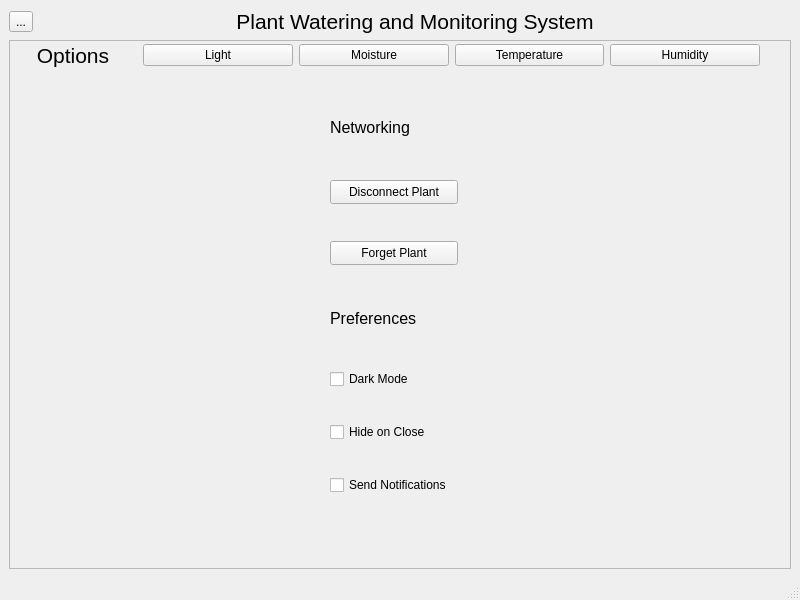
Before: the Qt Designer form PlantWateringAndMonitoringSystem/mainwindow.ui in AmethystBird/Plant-Watering-And-Monitering-Client, drawn with Qt 5.
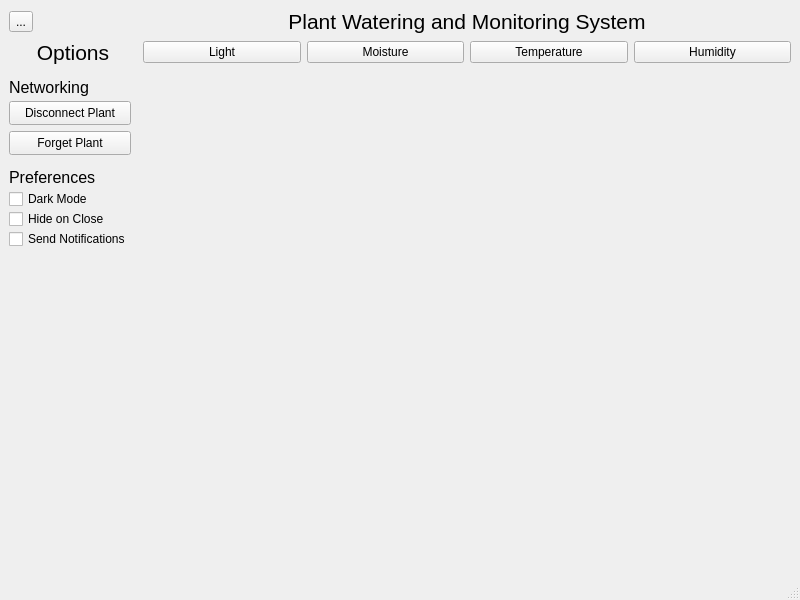
After: the same form once the commit is applied.

Patch:
```diff
--- a/PlantWateringAndMonitoringSystem/mainwindow.ui
+++ b/PlantWateringAndMonitoringSystem/mainwindow.ui
@@ -15,6 +15,55 @@
   </property>
   <widget class="QWidget" name="centralwidget">
    <layout class="QGridLayout" name="gridLayout">
+    <item row="3" column="0">
+     <widget class="QLabel" name="optionsLabel">
+      <property name="sizePolicy">
+       <sizepolicy hsizetype="Expanding" vsizetype="Fixed">
+        <horstretch>0</horstretch>
+        <verstretch>0</verstretch>
+       </sizepolicy>
+      </property>
+      <property name="maximumSize">
+       <size>
+        <width>128</width>
+        <height>32</height>
+       </size>
+      </property>
+      <property name="font">
+       <font>
+        <pointsize>16</pointsize>
+       </font>
+      </property>
+      <property name="text">
+       <string>Options</string>
+      </property>
+      <property name="alignment">
+       <set>Qt::AlignCenter</set>
+      </property>
+      <property name="margin">
+       <number>0</number>
+      </property>
+     </widget>
+    </item>
+    <item row="5" column="1" colspan="4">
+     <layout class="QVBoxLayout" name="verticalLayout">
+      <property name="spacing">
+       <number>6</number>
+      </property>
+      <property name="leftMargin">
+       <number>0</number>
+      </property>
+      <property name="topMargin">
+       <number>0</number>
+      </property>
+      <property name="rightMargin">
+       <number>0</number>
+      </property>
+      <property name="bottomMargin">
+       <number>0</number>
+      </property>
+     </layout>
+    </item>
     <item row="1" column="0">
      <widget class="QToolButton" name="optionsButton">
       <property name="text">
@@ -22,8 +71,40 @@
       </property>
      </widget>
     </item>
-    <item row="1" column="1">
+    <item row="3" column="3">
+     <widget class="QPushButton" name="temperatureButton">
+      <property name="sizePolicy">
+       <sizepolicy hsizetype="MinimumExpanding" vsizetype="Fixed">
+        <horstretch>0</horstretch>
+        <verstretch>0</verstretch>
+       </sizepolicy>
+      </property>
+      <property name="text">
+       <string>Temperature</string>
+      </property>
+     </widget>
+    </item>
+    <item row="3" column="1">
+     <widget class="QPushButton" name="lightButton">
+      <property name="sizePolicy">
+       <sizepolicy hsizetype="MinimumExpanding" vsizetype="Fixed">
+        <horstretch>0</horstretch>
+        <verstretch>0</verstretch>
+       </sizepolicy>
+      </property>
+      <property name="text">
+       <string>Light</string>
+      </property>
+     </widget>
+    </item>
+    <item row="1" column="1" colspan="4">
      <widget class="QLabel" name="titleLabel">
+      <property name="sizePolicy">
+       <sizepolicy hsizetype="Expanding" vsizetype="Preferred">
+        <horstretch>0</horstretch>
+        <verstretch>0</verstretch>
+       </sizepolicy>
+      </property>
       <property name="font">
        <font>
         <pointsize>16</pointsize>
@@ -40,107 +121,61 @@
       </property>
      </widget>
     </item>
-    <item row="2" column="0" rowspan="3" colspan="2">
-     <layout class="QGridLayout" name="optionsMenu" rowstretch="0">
-      <property name="rightMargin">
-       <number>0</number>
+    <item row="3" column="4">
+     <widget class="QPushButton" name="humidityButton">
+      <property name="sizePolicy">
+       <sizepolicy hsizetype="MinimumExpanding" vsizetype="Fixed">
+        <horstretch>0</horstretch>
+        <verstretch>0</verstretch>
+       </sizepolicy>
       </property>
-      <item row="0" column="0">
-       <widget class="QFrame" name="optionsMenuFrame">
-        <property name="autoFillBackground">
-         <bool>true</bool>
-        </property>
-        <property name="frameShape">
-         <enum>QFrame::StyledPanel</enum>
-        </property>
-        <property name="frameShadow">
-         <enum>QFrame::Raised</enum>
-        </property>
-        <widget class="QWidget" name="horizontalLayoutWidget_2">
-         <property name="geometry">
-          <rect>
-           <x>0</x>
-           <y>0</y>
-           <width>751</width>
-           <height>31</height>
-          </rect>
-         </property>
-         <layout class="QHBoxLayout" name="horizontalLayout_3">
-          <item>
-           <widget class="QLabel" name="optionsLabel">
-            <property name="maximumSize">
-             <size>
-              <width>128</width>
-              <height>32</height>
-             </size>
-            </property>
-            <property name="font">
-             <font>
-              <pointsize>16</pointsize>
-             </font>
-            </property>
-            <property name="text">
-             <string>Options</string>
-            </property>
-            <property name="alignment">
-             <set>Qt::AlignCenter</set>
-            </property>
-            <property name="margin">
-             <number>0</number>
-            </property>
-           </widget>
-          </item>
-          <item>
-           <layout class="QHBoxLayout" name="horizontalLayout">
-            <property name="sizeConstraint">
-             <enum>QLayout::SetDefaultConstraint</enum>
-            </property>
-            <item>
-             <widget class="QPushButton" name="pushButton_4">
-              <property name="text">
-               <string>Light</string>
-              </property>
-             </widget>
-            </item>
-            <item>
-             <widget class="QPushButton" name="pushButton_3">
-              <property name="text">
-               <string>Moisture</string>
-              </property>
-             </widget>
-            </item>
-            <item>
-             <widget class="QPushButton" name="pushButton_2">
-              <property name="text">
-               <string>Temperature</string>
-              </property>
-             </widget>
-            </item>
-            <item>
-             <widget class="QPushButton" name="pushButton">
               <property name="text">
                <string>Humidity</string>
               </property>
              </widget>
             </item>
-           </layout>
-          </item>
-         </layout>
-        </widget>
-        <widget class="QWidget" name="horizontalLayoutWidget">
-         <property name="geometry">
-          <rect>
-           <x>0</x>
-           <y>40</y>
-           <width>771</width>
-           <height>451</height>
-          </rect>
-         </property>
-         <layout class="QHBoxLayout" name="horizontalLayout_2">
-          <item>
-           <layout class="QVBoxLayout" name="verticalLayout_2">
-            <item>
+    <item row="3" column="2">
+     <widget class="QPushButton" name="moistureButton">
+      <property name="sizePolicy">
+       <sizepolicy hsizetype="MinimumExpanding" vsizetype="Fixed">
+        <horstretch>0</horstretch>
+        <verstretch>0</verstretch>
+       </sizepolicy>
+      </property>
+      <property name="text">
+       <string>Moisture</string>
+      </property>
+     </widget>
+    </item>
+    <item row="5" column="0">
+     <widget class="QWidget" name="widget" native="true">
+      <property name="sizePolicy">
+       <sizepolicy hsizetype="Fixed" vsizetype="Expanding">
+        <horstretch>0</horstretch>
+        <verstretch>0</verstretch>
+       </sizepolicy>
+      </property>
+      <property name="minimumSize">
+       <size>
+        <width>128</width>
+        <height>192</height>
+       </size>
+      </property>
              <widget class="QLabel" name="networkingLabel">
+       <property name="geometry">
+        <rect>
+         <x>0</x>
+         <y>0</y>
+         <width>122</width>
+         <height>32</height>
+        </rect>
+       </property>
+       <property name="sizePolicy">
+        <sizepolicy hsizetype="Fixed" vsizetype="Fixed">
+         <horstretch>0</horstretch>
+         <verstretch>0</verstretch>
+        </sizepolicy>
+       </property>
               <property name="maximumSize">
                <size>
                 <width>128</width>
@@ -156,9 +191,21 @@
                <string>Networking</string>
               </property>
              </widget>
-            </item>
-            <item>
              <widget class="QPushButton" name="disconnectPlantButton">
+       <property name="geometry">
+        <rect>
+         <x>0</x>
+         <y>30</y>
+         <width>122</width>
+         <height>24</height>
+        </rect>
+       </property>
+       <property name="sizePolicy">
+        <sizepolicy hsizetype="Fixed" vsizetype="Fixed">
+         <horstretch>0</horstretch>
+         <verstretch>0</verstretch>
+        </sizepolicy>
+       </property>
               <property name="maximumSize">
                <size>
                 <width>128</width>
@@ -169,9 +216,21 @@
                <string>Disconnect Plant</string>
               </property>
              </widget>
-            </item>
-            <item>
              <widget class="QPushButton" name="forgetPlantButton">
+       <property name="geometry">
+        <rect>
+         <x>0</x>
+         <y>60</y>
+         <width>122</width>
+         <height>24</height>
+        </rect>
+       </property>
+       <property name="sizePolicy">
+        <sizepolicy hsizetype="Fixed" vsizetype="Fixed">
+         <horstretch>0</horstretch>
+         <verstretch>0</verstretch>
+        </sizepolicy>
+       </property>
               <property name="maximumSize">
                <size>
                 <width>128</width>
@@ -182,9 +241,21 @@
                <string>Forget Plant</string>
               </property>
              </widget>
-            </item>
-            <item>
              <widget class="QLabel" name="preferencesLabel">
+       <property name="geometry">
+        <rect>
+         <x>0</x>
+         <y>90</y>
+         <width>122</width>
+         <height>32</height>
+        </rect>
+       </property>
+       <property name="sizePolicy">
+        <sizepolicy hsizetype="Fixed" vsizetype="Fixed">
+         <horstretch>0</horstretch>
+         <verstretch>0</verstretch>
+        </sizepolicy>
+       </property>
               <property name="maximumSize">
                <size>
                 <width>128</width>
@@ -200,9 +271,21 @@
                <string>Preferences</string>
               </property>
              </widget>
-            </item>
-            <item>
              <widget class="QCheckBox" name="darkModeCheckBox">
+       <property name="geometry">
+        <rect>
+         <x>0</x>
+         <y>120</y>
+         <width>122</width>
+         <height>16</height>
+        </rect>
+       </property>
+       <property name="sizePolicy">
+        <sizepolicy hsizetype="Fixed" vsizetype="Fixed">
+         <horstretch>0</horstretch>
+         <verstretch>0</verstretch>
+        </sizepolicy>
+       </property>
               <property name="maximumSize">
                <size>
                 <width>128</width>
@@ -213,9 +296,21 @@
                <string>Dark Mode</string>
               </property>
              </widget>
-            </item>
-            <item>
              <widget class="QCheckBox" name="hideOnCloseCheckBox">
+       <property name="geometry">
+        <rect>
+         <x>0</x>
+         <y>140</y>
+         <width>122</width>
+         <height>16</height>
+        </rect>
+       </property>
+       <property name="sizePolicy">
+        <sizepolicy hsizetype="Fixed" vsizetype="Fixed">
+         <horstretch>0</horstretch>
+         <verstretch>0</verstretch>
+        </sizepolicy>
+       </property>
               <property name="maximumSize">
                <size>
                 <width>128</width>
@@ -226,9 +321,21 @@
                <string>Hide on Close</string>
               </property>
              </widget>
-            </item>
-            <item>
              <widget class="QCheckBox" name="sendNotificationsCheckBox">
+       <property name="geometry">
+        <rect>
+         <x>0</x>
+         <y>160</y>
+         <width>122</width>
+         <height>16</height>
+        </rect>
+       </property>
+       <property name="sizePolicy">
+        <sizepolicy hsizetype="Fixed" vsizetype="Fixed">
+         <horstretch>0</horstretch>
+         <verstretch>0</verstretch>
+        </sizepolicy>
+       </property>
               <property name="maximumSize">
                <size>
                 <width>128</width>
@@ -239,33 +346,7 @@
                <string>Send Notifications</string>
               </property>
              </widget>
-            </item>
-           </layout>
-          </item>
-          <item>
-           <layout class="QVBoxLayout" name="verticalLayout">
-            <property name="spacing">
-             <number>6</number>
-            </property>
-            <property name="leftMargin">
-             <number>0</number>
-            </property>
-            <property name="topMargin">
-             <number>0</number>
-            </property>
-            <property name="rightMargin">
-             <number>0</number>
-            </property>
-            <property name="bottomMargin">
-             <number>0</number>
-            </property>
-           </layout>
-          </item>
-         </layout>
-        </widget>
-       </widget>
-      </item>
-     </layout>
+     </widget>
     </item>
    </layout>
   </widget>
```
Lines whose indentation alone changed are shown as unchanged.
